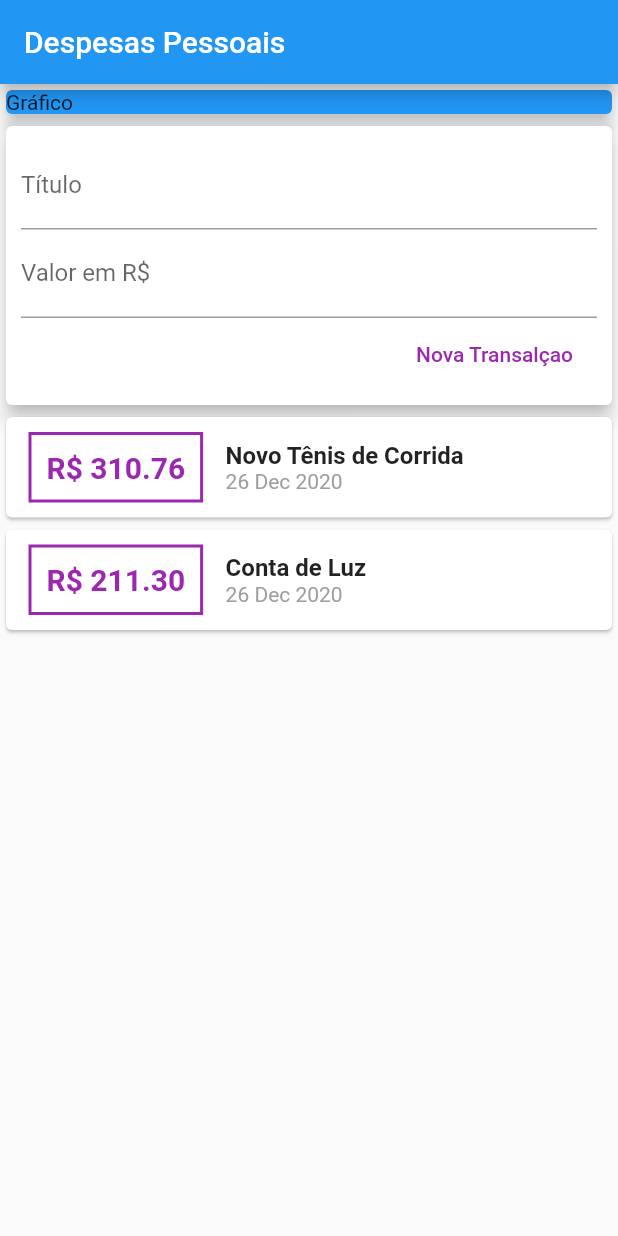
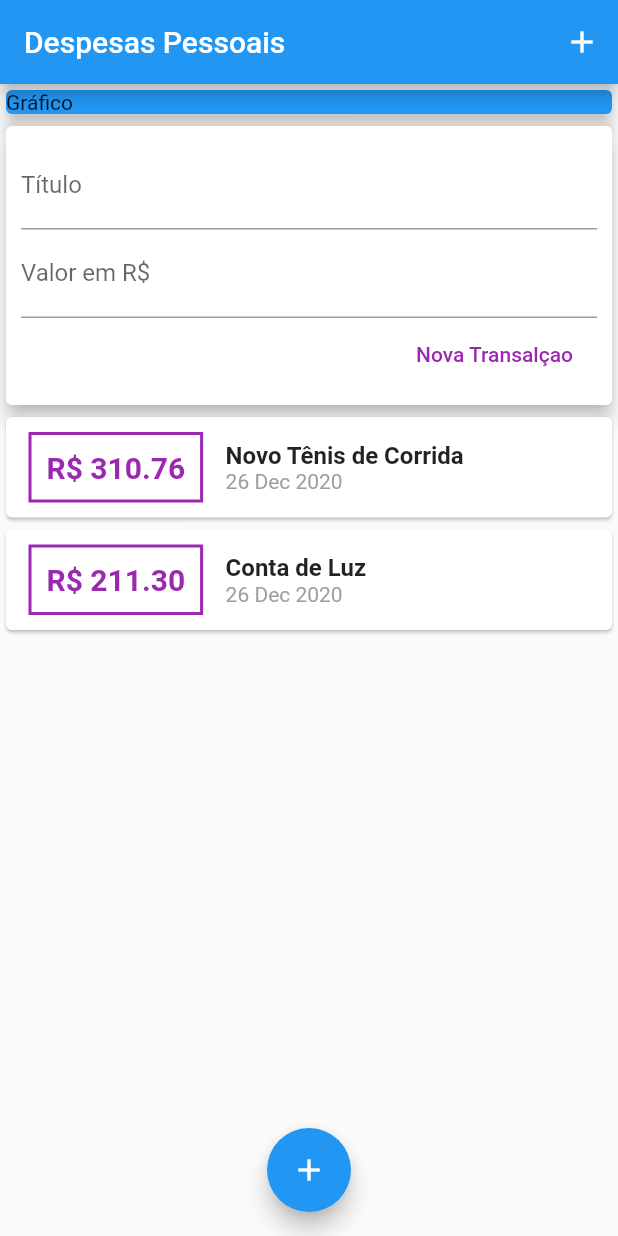
Before and after one commit to bernardoduartes/expenses_app, a Flutter app: the screen it shows after launch, on a phone screen of 412 x 824 dp. Run offline on Flutter 3.47's test engine with Material 2 defaults, Android fonts, the phone set to English and light mode, and no system bars.

Commit message:
adicionando botoes

```diff
--- a/lib/components/transaction_list.dart
+++ b/lib/components/transaction_list.dart
@@ -9,7 +9,8 @@ class TransactionList extends StatelessWidget {
 
   @override
   Widget build(BuildContext context) {
-    return Container(
+    return SingleChildScrollView(
+      child: Container(
         height: 300,
         child: ListView.builder(
           itemCount: transactions.length,
@@ -59,6 +60,7 @@ class TransactionList extends StatelessWidget {
             );
           },
         ),
+      ),
     );
   }
 }
--- a/lib/main.dart
+++ b/lib/main.dart
@@ -16,6 +16,12 @@ class MyHomePage extends StatelessWidget {
     return Scaffold(
       appBar: AppBar(
         title: Text('Despesas Pessoais'),
+        actions: [
+          IconButton(
+            icon: Icon(Icons.add),
+            onPressed: () {},
+          )
+        ],
       ),
       body: SingleChildScrollView(
         child: Column(
@@ -33,6 +39,11 @@ class MyHomePage extends StatelessWidget {
           ],
         ),
       ),
+      floatingActionButton: FloatingActionButton(
+        child: Icon(Icons.add),
+        onPressed: () {},
+      ),
+      floatingActionButtonLocation: FloatingActionButtonLocation.centerFloat,
     );
   }
 }
```
Also changed, not shown: lib/components/transaction_form.dart (+2 -6 lines). Lines whose indentation alone changed are shown as unchanged.
